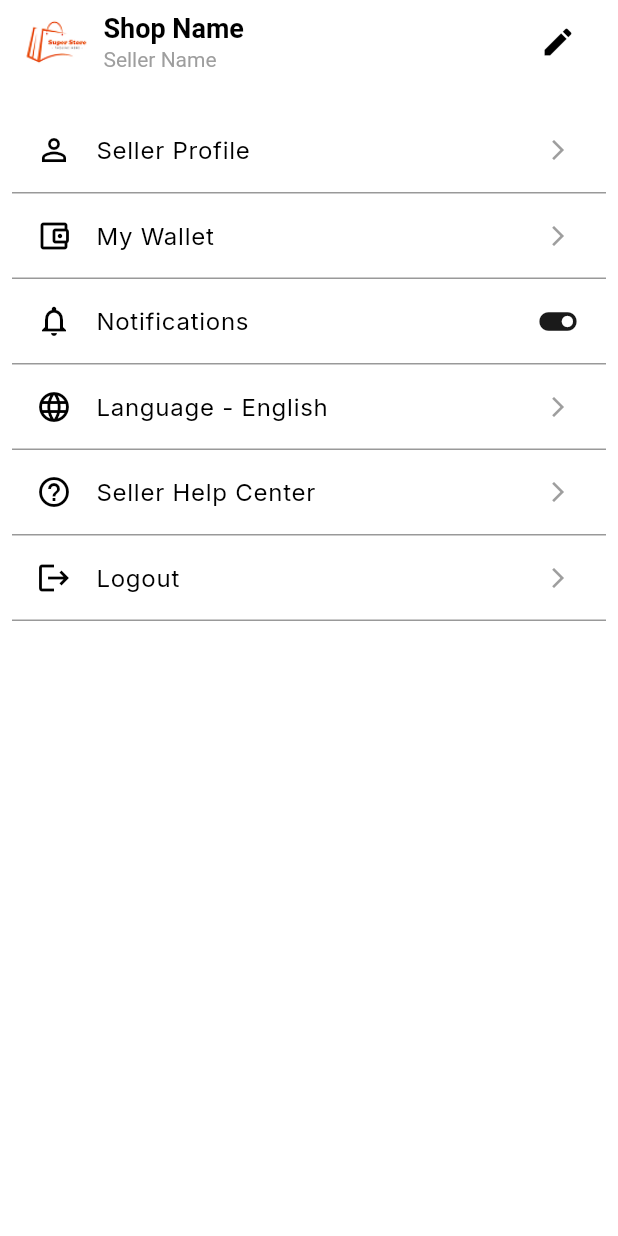
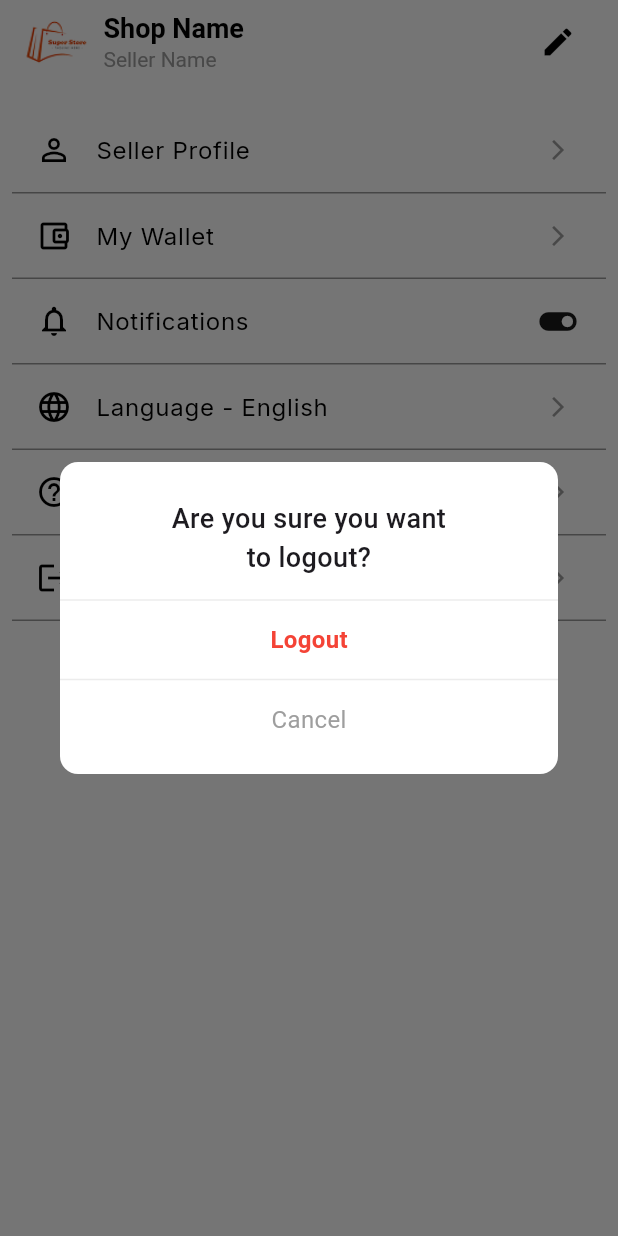
Before and after one commit to suheerthedev/marketplace, a Flutter app: the SellerAccountView screen opened by its route, after a tap on "Logout", on a phone screen of 412 x 824 dp. Run offline on Flutter 3.47's test engine with Material 3 defaults, Android fonts, the light colour scheme and no system bars; our stand-ins replace carousel_slider, font_awesome_flutter, google_fonts, iconsax_flutter, stacked, stacked_services and 1 more.

Commit message:
Designed Confirmation Dialog

```diff
--- a/lib/ui/dialogs/confirmation/confirmation_dialog.dart
+++ b/lib/ui/dialogs/confirmation/confirmation_dialog.dart
@@ -1,12 +1,10 @@
 import 'package:flutter/material.dart';
+import 'package:google_fonts/google_fonts.dart';
 import 'package:marketplace/ui/common/app_colors.dart';
-import 'package:marketplace/ui/common/ui_helpers.dart';
 import 'package:stacked/stacked.dart';
 import 'package:stacked_services/stacked_services.dart';
 
 import 'confirmation_dialog_model.dart';
-
-const double _graphicSize = 60;
 
 class ConfirmationDialog extends StackedView<ConfirmationDialogModel> {
   final DialogRequest request;
@@ -25,75 +23,51 @@ class ConfirmationDialog extends StackedView<ConfirmationDialogModel> {
     Widget? child,
   ) {
     return Dialog(
-      shape: RoundedRectangleBorder(borderRadius: BorderRadius.circular(10)),
+      shape: RoundedRectangleBorder(borderRadius: BorderRadius.circular(12)),
       backgroundColor: Colors.white,
       child: Padding(
-        padding: const EdgeInsets.symmetric(horizontal: 20, vertical: 20),
+        padding: const EdgeInsets.symmetric(horizontal: 0, vertical: 25),
         child: Column(
           mainAxisSize: MainAxisSize.min,
           children: [
-            Row(
-              mainAxisAlignment: MainAxisAlignment.spaceBetween,
-              children: [
-                Expanded(
-                  child: Column(
-                    mainAxisSize: MainAxisSize.min,
-                    crossAxisAlignment: CrossAxisAlignment.start,
-                    children: [
-                      Text(
-                        request.title ?? 'Hello Stacked Dialog!!',
-                        style: const TextStyle(
-                          fontSize: 16,
-                          fontWeight: FontWeight.w900,
-                        ),
-                      ),
-                      if (request.description != null) ...[
-                        verticalSpaceTiny,
-                        Text(
-                          request.description!,
-                          style: const TextStyle(
-                            fontSize: 14,
-                            color: kcMediumGrey,
-                          ),
-                          maxLines: 3,
-                          softWrap: true,
-                        ),
-                      ],
-                    ],
-                  ),
+            Padding(
+              padding: const EdgeInsets.symmetric(horizontal: 68.0),
+              child: Text(
+                request.description ?? 'Are you sure you want to logout?',
+                textAlign: TextAlign.center,
+                style: GoogleFonts.roboto(
+                  fontSize: 18,
+                  fontWeight: FontWeight.w500,
                 ),
-                Container(
-                  width: _graphicSize,
-                  height: _graphicSize,
-                  decoration: const BoxDecoration(
-                    color: Color(0xFFF6E7B0),
-                    borderRadius: BorderRadius.all(
-                      Radius.circular(_graphicSize / 2),
-                    ),
-                  ),
-                  alignment: Alignment.center,
-                  child: const Text('⭐️', style: TextStyle(fontSize: 30)),
-                )
-              ],
+              ),
             ),
-            verticalSpaceMedium,
+            const Divider(
+              color: lightContainerColor,
+              height: 30,
+            ),
             GestureDetector(
               onTap: () => completer(DialogResponse(confirmed: true)),
-              child: Container(
-                height: 50,
-                width: double.infinity,
-                alignment: Alignment.center,
-                decoration: BoxDecoration(
-                  color: Colors.black,
-                  borderRadius: BorderRadius.circular(10),
+              child: Text(
+                request.mainButtonTitle ?? 'Logout',
+                style: const TextStyle(
+                  color: Colors.red,
+                  fontWeight: FontWeight.w600,
+                  fontSize: 16,
                 ),
-                child: const Text(
-                  'Got it',
-                  style: TextStyle(
-                    color: Colors.white,
-                    fontWeight: FontWeight.bold,
-                    fontSize: 16,
-                  ),
+              ),
+            ),
+            const Divider(
+              color: lightContainerColor,
+              height: 30,
+            ),
+            GestureDetector(
+              onTap: () => completer(DialogResponse(confirmed: false)),
+              child: Text(
+                request.secondaryButtonTitle ?? 'Cancel',
+                style: const TextStyle(
+                  color: Colors.grey,
+                  fontWeight: FontWeight.normal,
+                  fontSize: 16,
                 ),
               ),
             ),
--- a/lib/ui/views/seller_account/seller_account_viewmodel.dart
+++ b/lib/ui/views/seller_account/seller_account_viewmodel.dart
@@ -1,3 +1,4 @@
+import 'package:marketplace/app/app.dialogs.dart';
 import 'package:marketplace/app/app.router.dart';
 import 'package:stacked/stacked.dart';
 import 'package:stacked_services/stacked_services.dart';
@@ -5,6 +6,7 @@ import 'package:marketplace/app/app.locator.dart';
 
 class SellerAccountViewModel extends BaseViewModel {
   final _navigationService = locator<NavigationService>();
+  final _dialogService = locator<DialogService>();
   bool _notificationsEnabled = true; // Default value
 
   bool get notificationsEnabled => _notificationsEnabled;
@@ -50,6 +52,11 @@ class SellerAccountViewModel extends BaseViewModel {
 
   void logout() {
     // Logout
+    _dialogService.showCustomDialog(
+        variant: DialogType.confirmation,
+        title: 'Are you sure you want to logout?',
+        mainButtonTitle: 'Logout',
+        secondaryButtonTitle: 'Cancel');
   }
 
   void toggleNotifications(bool value) {
```
